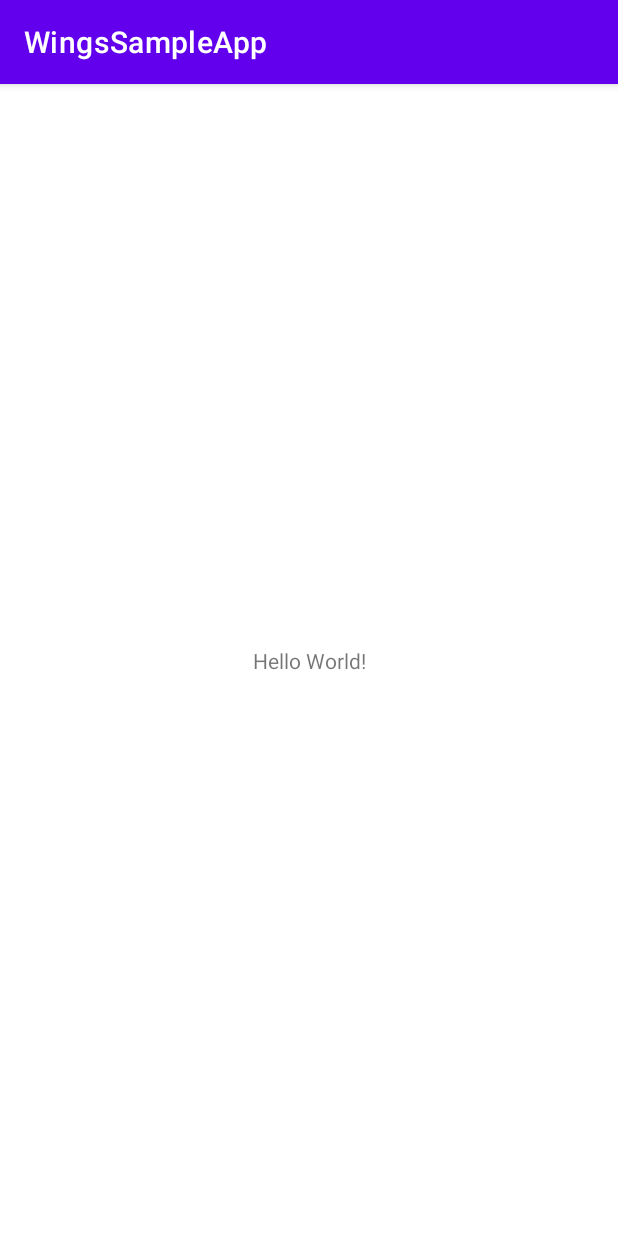
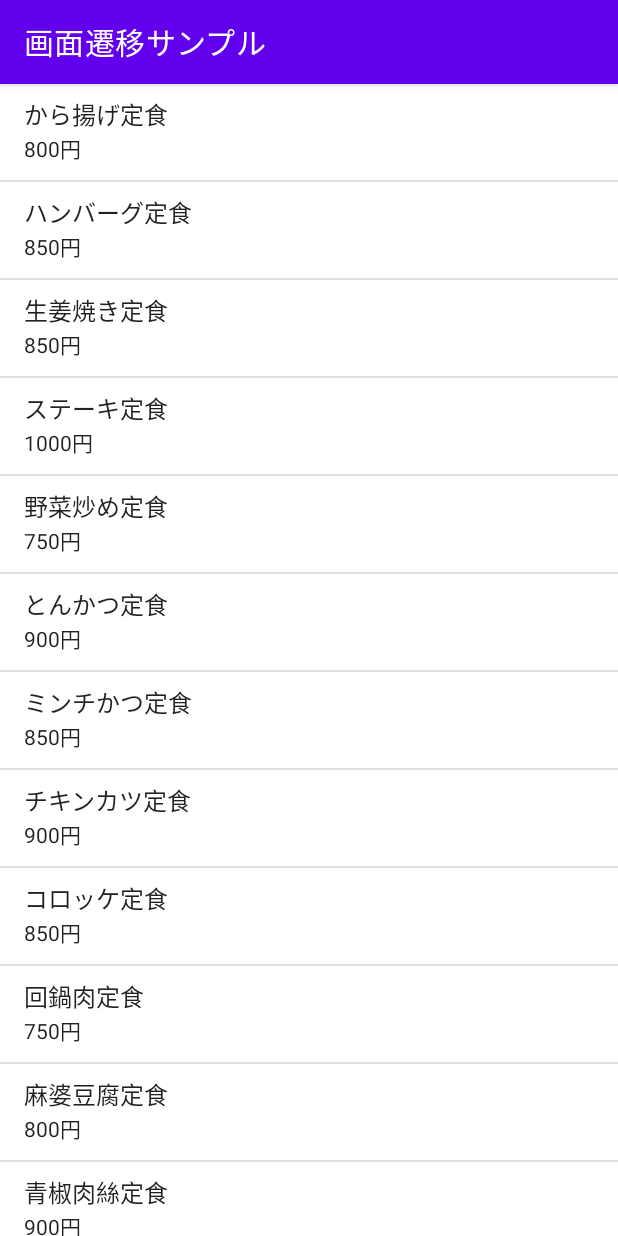
Before and after one commit to Hikari-huk/WingsSampleApp, an Android app: the screen it shows after launch (MainActivity), on a phone screen of 412 x 824 dp. Run offline under Robolectric (Android 15) with nearby library versions, the phone set to English and light mode, and no system bars.

Commit message:
[add] 画面遷移のActivityを追加

```diff
--- a/app/src/main/java/jp/aoyama/it/wingssampleapp/MainActivity.java
+++ b/app/src/main/java/jp/aoyama/it/wingssampleapp/MainActivity.java
@@ -2,7 +2,17 @@ package jp.aoyama.it.wingssampleapp;
 
 import androidx.appcompat.app.AppCompatActivity;
 
+import android.content.Intent;
 import android.os.Bundle;
+import android.view.View;
+import android.widget.AdapterView;
+import android.widget.ListView;
+import android.widget.SimpleAdapter;
+
+import java.util.ArrayList;
+import java.util.HashMap;
+import java.util.List;
+import java.util.Map;
 
 public class MainActivity extends AppCompatActivity {
 
@@ -10,6 +20,112 @@ public class MainActivity extends AppCompatActivity {
     protected void onCreate(Bundle savedInstanceState) {
         super.onCreate(savedInstanceState);
         setContentView(R.layout.activity_main);
-        System.out.println();
+        ListView lvMenu = findViewById(R.id.lvMenu);
+        List<Map<String,String>> menuList = new ArrayList<>();
+        Map<String,String> menu = new HashMap<>();
+        menu.put("name", "から揚げ定食");
+        menu.put("price", "800円");
+        menuList.add(menu);
+
+        // 「ハンバーグ定食」のデータを格納するMapオブジェクトの用意とmenuListへのデータ登録。
+        menu = new HashMap<>();
+        menu.put("name", "ハンバーグ定食");
+        menu.put("price", "850円");
+        menuList.add(menu);
+
+        // 以下データ登録の繰り返し。
+        menu = new HashMap<>();
+        menu.put("name", "生姜焼き定食");
+        menu.put("price", "850円");
+        menuList.add(menu);
+
+        menu = new HashMap<>();
+        menu.put("name", "ステーキ定食");
+        menu.put("price", "1000円");
+        menuList.add(menu);
+
+        menu = new HashMap<>();
+        menu.put("name", "野菜炒め定食");
+        menu.put("price", "750円");
+        menuList.add(menu);
+
+        menu = new HashMap<>();
+        menu.put("name", "とんかつ定食");
+        menu.put("price", "900円");
+        menuList.add(menu);
+
+        menu = new HashMap<>();
+        menu.put("name", "ミンチかつ定食");
+        menu.put("price", "850円");
+        menuList.add(menu);
+
+        menu = new HashMap<>();
+        menu.put("name", "チキンカツ定食");
+        menu.put("price", "900円");
+        menuList.add(menu);
+
+        menu = new HashMap<>();
+        menu.put("name", "コロッケ定食");
+        menu.put("price", "850円");
+        menuList.add(menu);
+
+        menu = new HashMap<>();
+        menu.put("name", "回鍋肉定食");
+        menu.put("price", "750円");
+        menuList.add(menu);
+
+        menu = new HashMap<>();
+        menu.put("name", "麻婆豆腐定食");
+        menu.put("price", "800円");
+        menuList.add(menu);
+
+        menu = new HashMap<>();
+        menu.put("name", "青椒肉絲定食");
+        menu.put("price", "900円");
+        menuList.add(menu);
+
+        menu = new HashMap<>();
+        menu.put("name", "焼き魚定食");
+        menu.put("price", "850円");
+        menuList.add(menu);
+
+        menu = new HashMap<>();
+        menu.put("name", "焼肉定食");
+        menu.put("price", "950円");
+        menuList.add(menu);
+
+        // SimpleAdapter第4引数from用データの用意。
+        String[] from = {"name", "price"};
+        // SimpleAdapter第5引数to用データの用意。
+        int[] to = {android.R.id.text1, android.R.id.text2};
+        //SimpleAdapterを生成。
+        SimpleAdapter adapter = new SimpleAdapter(MainActivity.this, menuList, android.R.layout.simple_list_item_2, from, to);
+        // アダプタの登録。
+        lvMenu.setAdapter(adapter);
+
+        // リストタップのリスナクラス登録。
+        lvMenu.setOnItemClickListener(new ListItemClickListener());
+    }
+
+    /**
+     * リストがタップされたときの処理が記述されたメンバクラス。
+     */
+    private class ListItemClickListener implements AdapterView.OnItemClickListener {
+        @Override
+        public void onItemClick(AdapterView<?> parent, View view, int position, long id) {
+            // タップされた行のデータを取得。SimpleAdapterでは1行分のデータはMap型!
+            Map<String, String> item = (Map<String, String>) parent.getItemAtPosition(position);
+            // 定食名と金額を取得。
+            String menuName = item.get("name");
+            String menuPrice = item.get("price");
+
+            // インテントオブジェクトを生成。
+            Intent intent = new Intent(MainActivity.this, MenuThanksActivity.class);
+            // 第2画面に送るデータを格納。
+            intent.putExtra("menuName", menuName);
+            intent.putExtra("menuPrice", menuPrice);
+            // 第2画面の起動。
+            startActivity(intent);
+        }
     }
 }
--- a/app/src/main/res/layout/activity_main.xml
+++ b/app/src/main/res/layout/activity_main.xml
@@ -1,18 +1,6 @@
 <?xml version="1.0" encoding="utf-8"?>
-<androidx.constraintlayout.widget.ConstraintLayout xmlns:android="http://schemas.android.com/apk/res/android"
-    xmlns:app="http://schemas.android.com/apk/res-auto"
-    xmlns:tools="http://schemas.android.com/tools"
+<ListView
+    xmlns:android="http://schemas.android.com/apk/res/android"
+    android:id="@+id/lvMenu"
     android:layout_width="match_parent"
-    android:layout_height="match_parent"
-    tools:context=".MainActivity">
-
-    <TextView
-        android:layout_width="wrap_content"
-        android:layout_height="wrap_content"
-        android:text="Hello World!"
-        app:layout_constraintBottom_toBottomOf="parent"
-        app:layout_constraintEnd_toEndOf="parent"
-        app:layout_constraintStart_toStartOf="parent"
-        app:layout_constraintTop_toTopOf="parent" />
-
-</androidx.constraintlayout.widget.ConstraintLayout>
+    android:layout_height="match_parent"/>
--- a/app/src/main/res/values/strings.xml
+++ b/app/src/main/res/values/strings.xml
@@ -1,3 +1,6 @@
 <resources>
-    <string name="app_name">WingsSampleApp</string>
+    <string name="app_name">画面遷移サンプル</string>
+    <string name="tv_thx_title">注文完了</string>
+    <string name="tv_thx_desc">以下のメニューのご注文を受け付けました。\nご注文ありがとうございます。</string>
+    <string name="bt_thx_back">リストに戻る</string>
 </resources>
```
Also changed, not shown: app/src/main/AndroidManifest.xml (+7 -0 lines), app/src/main/java/jp/aoyama/it/wingssampleapp/MenuThanksActivity.java (added, +38 -0 lines), app/src/main/res/layout/activity_menu_thanks.xml (added, +46 -0 lines).
